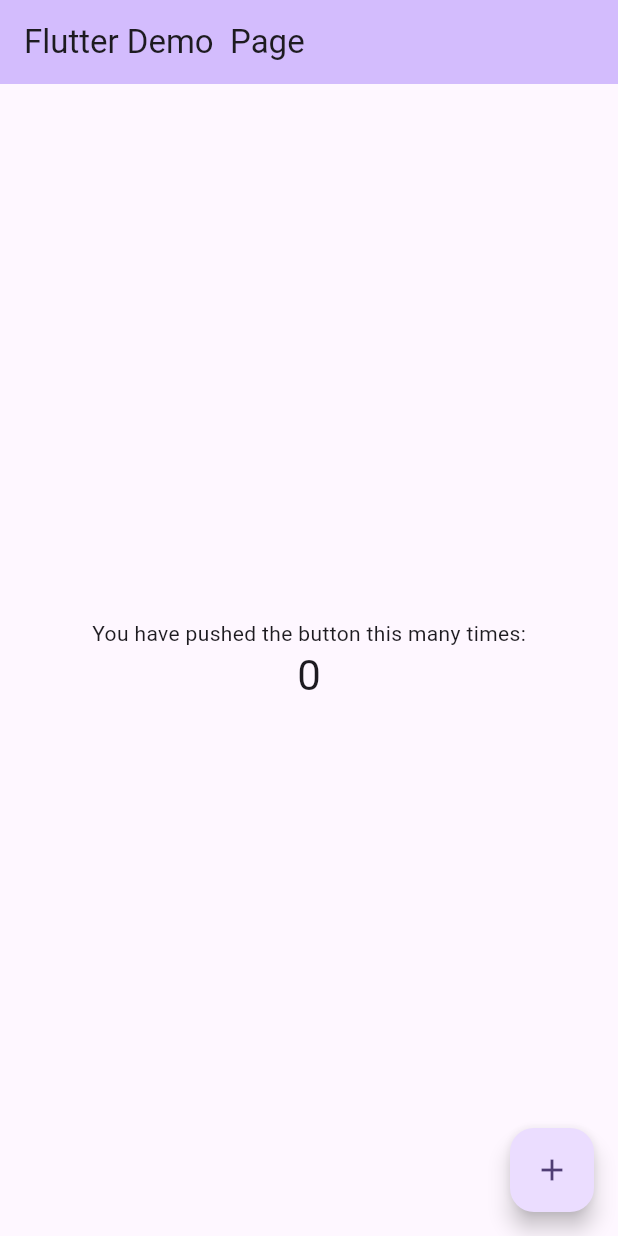
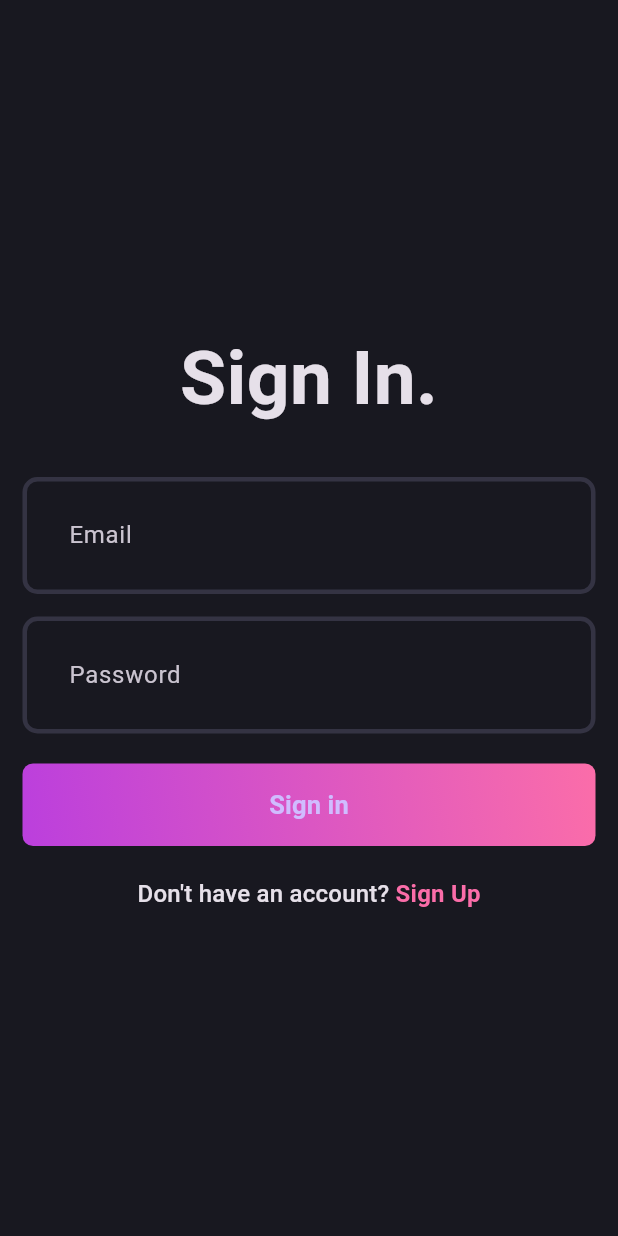
Before and after one commit to KishorTesting/clean_blog_app, a Flutter app: the screen it shows after launch, on a phone screen of 412 x 824 dp. Run offline on Flutter 3.47's test engine with Material 3 defaults, Android fonts, the phone set to English and light mode, and no system bars; our stand-ins replace fpdart, supabase_flutter; accounts and stored records are empty.

Commit message:
some changes made

```diff
--- /dev/null
+++ b/lib/core/error/exceptions.dart
@@ -0,0 +1,4 @@
+class ServerException implements Exception {
+  final String message;
+  const ServerException(this.message);
+}
--- /dev/null
+++ b/lib/core/error/failures.dart
@@ -0,0 +1,4 @@
+class Failure {
+  final String message;
+  Failure([this.message = 'An unexpected error occurred,']);
+}
--- /dev/null
+++ b/lib/core/secrets/secrets.dart
@@ -0,0 +1,4 @@
+class AppSecrets{
+  static const supabaseUrl ="https://fkihyjpjxrxpgmsnkzwt.supabase.co";
+  static const supabaseAnnonKey ="eyJhbGciOiJIUzI1NiIsInR5cCI6IkpXVCJ9.eyJpc3MiOiJzdXBhYmFzZSIsInJlZiI6ImZraWh5anBqeHJ4cGdtc25rend0Iiwicm9sZSI6ImFub24iLCJpYXQiOjE3MTgwODcyOTEsImV4cCI6MjAzMzY2MzI5MX0.P1jL-0iUFxjGZr7egvH5bKbn4yKMnH6seiKvh48_0TI";
+}
--- /dev/null
+++ b/lib/core/theme/app_pallete.dart
@@ -0,0 +1,13 @@
+import 'package:flutter/material.dart';
+
+class AppPallete {
+  static const Color backgroundColor = Color.fromRGBO(24, 24, 32, 1);
+  static const Color gradient1 = Color.fromRGBO(187, 63, 221, 1);
+  static const Color gradient2 = Color.fromRGBO(251, 109, 169, 1);
+  static const Color gradient3 = Color.fromRGBO(255, 159, 124, 1);
+  static const Color borderColor = Color.fromRGBO(52, 51, 67, 1);
+  static const Color whiteColor = Colors.white;
+  static const Color greyColor = Colors.grey;
+  static const Color errorColor = Colors.redAccent;
+  static const Color transparentColor = Colors.transparent;
+}
--- /dev/null
+++ b/lib/core/theme/theme.dart
@@ -0,0 +1,31 @@
+import 'package:clean_blog_app/core/theme/app_pallete.dart';
+import 'package:flutter/material.dart';
+
+class AppTheme {
+  static _border([Color color = AppPallete.borderColor]) => OutlineInputBorder(
+        borderSide: BorderSide(
+          color: color,
+          width: 3,
+        ),
+        borderRadius: BorderRadius.circular(10),
+      );
+  static final darkThemeMode = ThemeData.dark().copyWith(
+    scaffoldBackgroundColor: AppPallete.backgroundColor,
+    appBarTheme: const AppBarTheme(
+      backgroundColor: AppPallete.backgroundColor,
+    ),
+    chipTheme: const ChipThemeData(
+      color: WidgetStatePropertyAll(
+        AppPallete.backgroundColor,
+      ),
+      side: BorderSide.none,
+    ),
+    inputDecorationTheme: InputDecorationTheme(
+      contentPadding: const EdgeInsets.all(27),
+      border: _border(),
+      enabledBorder: _border(),
+      focusedBorder: _border(AppPallete.gradient2),
+      errorBorder: _border(AppPallete.errorColor),
+    ),
+  );
+}
--- /dev/null
+++ b/lib/features/auth/domain/repository/auth_repository.dart
@@ -0,0 +1,18 @@
+import 'package:fpdart/fpdart.dart';
+
+import '../../../../core/error/failures.dart';
+
+abstract interface class AuthRepository{
+  Future<Either<Failure, String>> signUpWithEmailPassword({
+    required String name,
+    required String email,
+    required String password,
+  });
+  Future<Either<Failure, String>> loginWithEmailPassword({
+    required String email,
+    required String password,
+  });
+  // Future<Either<Failure, User>> currentUser();
+
+
+}
--- /dev/null
+++ b/lib/features/auth/presentation/pages/login_page.dart
@@ -0,0 +1,122 @@
+import 'package:flutter/material.dart';
+
+import '../../../../core/theme/app_pallete.dart';
+import '../widgets/auth_field.dart';
+import '../widgets/auth_gradient_button.dart';
+import 'signup_page.dart';
+
+class LoginPage extends StatefulWidget {
+  static route() => MaterialPageRoute(
+        builder: (context) => const LoginPage(),
+      );
+  const LoginPage({super.key});
+
+  @override
+  State<LoginPage> createState() => _LoginPageState();
+}
+
+class _LoginPageState extends State<LoginPage> {
+  final emailController = TextEditingController();
+  final passwordController = TextEditingController();
+  final formKey = GlobalKey<FormState>();
+
+  @override
+  void dispose() {
+    emailController.dispose();
+    passwordController.dispose();
+    super.dispose();
+  }
+
+  @override
+  Widget build(BuildContext context) {
+    return Scaffold(
+      body: Padding(
+        padding: const EdgeInsets.all(15.0),
+        // child: BlocConsumer<AuthBloc, AuthState>(
+          // listener: (context, state) {
+          //   if (state is AuthFailure) {
+          //     showSnackBar(context, state.message);
+          //   } else if (state is AuthSuccess) {
+          //     Navigator.pushAndRemoveUntil(
+          //       context,
+          //       BlogPage.route(),
+          //       (route) => false,
+          //     );
+          //   }
+          // },
+          // builder: (context, state) {
+            // if (state is AuthLoading) {
+            //   return const Loader();
+            // }
+
+            // return Form(
+            child: Form(
+              key: formKey,
+              child: Column(
+                mainAxisAlignment: MainAxisAlignment.center,
+                children: [
+                  const Text(
+                    'Sign In.',
+                    style: TextStyle(
+                      fontSize: 50,
+                      fontWeight: FontWeight.bold,
+                    ),
+                  ),
+                  const SizedBox(height: 30),
+                  AuthField(
+                    hintText: 'Email',
+                    controller: emailController,
+                  ),
+                  const SizedBox(height: 15),
+                  AuthField(
+                    hintText: 'Password',
+                    controller: passwordController,
+                    isObscureText: true,
+                  ),
+                  const SizedBox(height: 20),
+                  AuthGradientButton(
+                    buttonText: 'Sign in',
+                    onPressed: () {
+                      if (formKey.currentState!.validate()) {
+                        // context.read<AuthBloc>().add(
+                        //       AuthLogin(
+                        //         email: emailController.text.trim(),
+                        //         password: passwordController.text.trim(),
+                        //       ),
+                        //     );
+                      }
+                    },
+                  ),
+                  const SizedBox(height: 20),
+                  GestureDetector(
+                    onTap: () {
+                      Navigator.push(context, SignUpPage.route());
+                    },
+                    child: RichText(
+                      text: TextSpan(
+                        text: 'Don\'t have an account? ',
+                        style: Theme.of(context).textTheme.titleMedium,
+                        children: [
+                          TextSpan(
+                            text: 'Sign Up',
+                            style: Theme.of(context)
+                                .textTheme
+                                .titleMedium
+                                ?.copyWith(
+                                  color: AppPallete.gradient2,
+                                  fontWeight: FontWeight.bold,
+                                ),
+                          ),
+                        ],
+                      ),
+                    ),
+                  ),
+                ],
+              ),
+            ),
+          // },
+        // ),
+      ),
+    );
+  }
+}
--- /dev/null
+++ b/lib/features/auth/presentation/widgets/auth_field.dart
@@ -0,0 +1,30 @@
+import 'package:flutter/material.dart';
+
+class AuthField extends StatelessWidget {
+  final String hintText;
+  final TextEditingController controller;
+  final bool isObscureText;
+  const AuthField({
+    super.key,
+    required this.hintText,
+    required this.controller,
+    this.isObscureText = false,
+  });
+
+  @override
+  Widget build(BuildContext context) {
+    return TextFormField(
+      controller: controller,
+      decoration: InputDecoration(
+        hintText: hintText,
+      ),
+      validator: (value) {
+        if (value!.isEmpty) {
+          return "$hintText is missing!";
+        }
+        return null;
+      },
+      obscureText: isObscureText,
+    );
+  }
+}
--- /dev/null
+++ b/lib/features/auth/presentation/widgets/auth_gradient_button.dart
@@ -0,0 +1,45 @@
+import 'package:flutter/material.dart';
+import '../../../../core/theme/app_pallete.dart';
+
+class AuthGradientButton extends StatelessWidget {
+  final String buttonText;
+  final VoidCallback onPressed;
+  const AuthGradientButton({
+    super.key,
+    required this.buttonText,
+    required this.onPressed,
+  });
+
+  @override
+  Widget build(BuildContext context) {
+    return Container(
+      decoration: BoxDecoration(
+        gradient: const LinearGradient(
+          colors: [
+            AppPallete.gradient1,
+            AppPallete.gradient2,
+            // AppPallete.gradient3,
+          ],
+          begin: Alignment.bottomLeft,
+          end: Alignment.topRight,
+        ),
+        borderRadius: BorderRadius.circular(7),
+      ),
+      child: ElevatedButton(
+        onPressed: onPressed,
+        style: ElevatedButton.styleFrom(
+          fixedSize: const Size(395, 55),
+          backgroundColor: AppPallete.transparentColor,
+          shadowColor: AppPallete.transparentColor,
+        ),
+        child: Text(
+          buttonText,
+          style: const TextStyle(
+            fontSize: 17,
+            fontWeight: FontWeight.w600,
+          ),
+        ),
+      ),
+    );
+  }
+}
--- a/lib/main.dart
+++ b/lib/main.dart
@@ -1,6 +1,17 @@
+import 'package:clean_blog_app/core/secrets/secrets.dart';
+import 'package:clean_blog_app/features/auth/presentation/pages/login_page.dart';
+import 'package:clean_blog_app/features/auth/presentation/pages/signup_page.dart';
 import 'package:flutter/material.dart';
+import 'package:supabase_flutter/supabase_flutter.dart';
 
-void main() {
+import 'core/theme/theme.dart';
+
+void main() async{
+
+ final supabase =  await Supabase.initialize(
+    anonKey: AppSecrets.supabaseAnnonKey,
+    url: AppSecrets.supabaseUrl,
+  );
   runApp(const MyApp());
 }
 
@@ -13,99 +24,8 @@ class MyApp extends StatelessWidget {
     return MaterialApp(
       debugShowCheckedModeBanner: false,
       title: 'Flutter Demo',
-      theme: ThemeData(
-        colorScheme: ColorScheme.fromSeed(seedColor: Colors.deepPurple),
-        useMaterial3: true,
-      ),
-      home: const MyHomePage(title: 'Flutter Demo  Page'),
+      theme: AppTheme.darkThemeMode,
+      home: const LoginPage(),
     );
   }
 }
-
-class MyHomePage extends StatefulWidget {
-  const MyHomePage({super.key, required this.title});
-
-  // This widget is the home page of your application. It is stateful, meaning
-  // that it has a State object (defined below) that contains fields that affect
-  // how it looks.
-
-  // This class is the configuration for the state. It holds the values (in this
-  // case the title) provided by the parent (in this case the App widget) and
-  // used by the build method of the State. Fields in a Widget subclass are
-  // always marked "final".
-
-  final String title;
-
-  @override
-  State<MyHomePage> createState() => _MyHomePageState();
-}
-
-class _MyHomePageState extends State<MyHomePage> {
-  int _counter = 0;
-
-  void _incrementCounter() {
-    setState(() {
-      // This call to setState tells the Flutter framework that something has
-      // changed in this State, which causes it to rerun the build method below
-      // so that the display can reflect the updated values. If we changed
-      // _counter without calling setState(), then the build method would not be
-      // called again, and so nothing would appear to happen.
-      _counter++;
-    });
-  }
-
-  @override
-  Widget build(BuildContext context) {
-    // This method is rerun every time setState is called, for instance as done
-    // by the _incrementCounter method above.
-    //
-    // The Flutter framework has been optimized to make rerunning build methods
-    // fast, so that you can just rebuild anything that needs updating rather
-    // than having to individually change instances of widgets.
-    return Scaffold(
-      appBar: AppBar(
-        // TRY THIS: Try changing the color here to a specific color (to
-        // Colors.amber, perhaps?) and trigger a hot reload to see the AppBar
-        // change color while the other colors stay the same.
-        backgroundColor: Theme.of(context).colorScheme.inversePrimary,
-        // Here we take the value from the MyHomePage object that was created by
-        // the App.build method, and use it to set our appbar title.
-        title: Text(widget.title),
-      ),
-      body: Center(
-        // Center is a layout widget. It takes a single child and positions it
-        // in the middle of the parent.
-        child: Column(
-          // Column is also a layout widget. It takes a list of children and
-          // arranges them vertically. By default, it sizes itself to fit its
-          // children horizontally, and tries to be as tall as its parent.
-          //
-          // Column has various properties to control how it sizes itself and
-          // how it positions its children. Here we use mainAxisAlignment to
-          // center the children vertically; the main axis here is the vertical
-          // axis because Columns are vertical (the cross axis would be
-          // horizontal).
-          //
-          // TRY THIS: Invoke "debug painting" (choose the "Toggle Debug Paint"
-          // action in the IDE, or press "p" in the console), to see the
-          // wireframe for each widget.
-          mainAxisAlignment: MainAxisAlignment.center,
-          children: <Widget>[
-            const Text(
-              'You have pushed the button this many times:',
-            ),
-            Text(
-              '$_counter',
-              style: Theme.of(context).textTheme.headlineMedium,
-            ),
-          ],
-        ),
-      ),
-      floatingActionButton: FloatingActionButton(
-        onPressed: _incrementCounter,
-        tooltip: 'Increment',
-        child: const Icon(Icons.add),
-      ), // This trailing comma makes auto-formatting nicer for build methods.
-    );
-  }
-}
--- a/pubspec.yaml
+++ b/pubspec.yaml
@@ -35,6 +35,8 @@ dependencies:
   # The following adds the Cupertino Icons font to your application.
   # Use with the CupertinoIcons class for iOS style icons.
   cupertino_icons: ^1.0.6
+  fpdart: ^1.1.0
+  supabase_flutter: ^2.5.4
 
 dev_dependencies:
   flutter_test:
```
Also changed, not shown: lib/core/utils/show_snackbar.dart (added, +11 -0 lines), lib/features/auth/domain/usecases/current_user.dart (added, +13 -0 lines), lib/features/auth/domain/usecases/user_login.dart (added, +26 -0 lines), lib/features/auth/domain/usecases/user_sign_up.dart (added, +29 -0 lines), lib/features/auth/presentation/pages/signup_page.dart (added, +115 -0 lines), lib/features/auth/data/datasources/auth_remote_data_source.dart (added), pubspec.lock.
